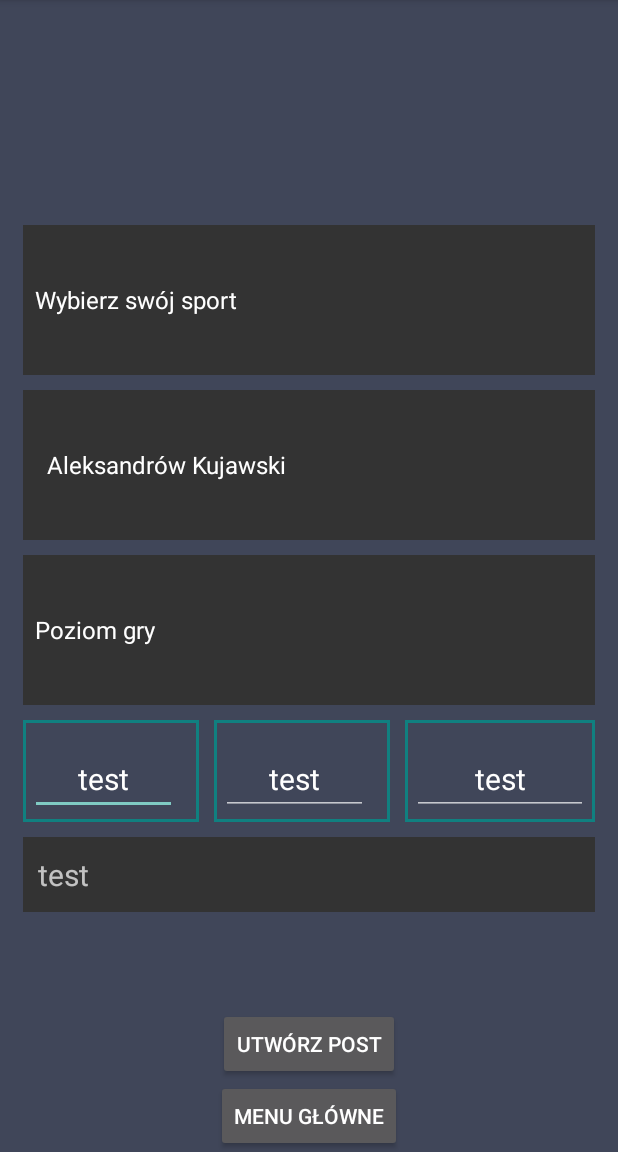
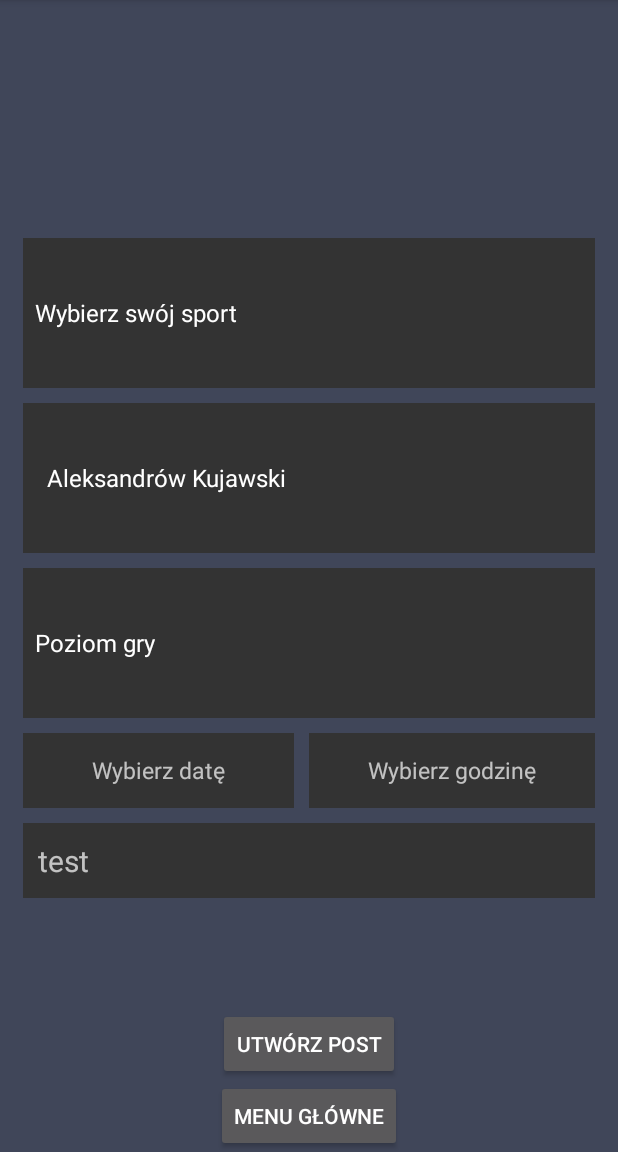
Before and after one commit to noisevisionproductions/PlayMeet, an Android app: the PostCreatingLogic screen opened directly, with no data from a screen before it, on a phone screen of 412 x 824 dp, the part 84-1236 px from its top. Run offline under Robolectric (Android 15) with nearby library versions, the phone set to English and light mode, and no system bars; libraries missing offline, so code that uses them is left out: io.realm, io.realm.annotations.

Commit message:
mozliwosc wyboru daty oraz godziny, wszystkie informacje prawidlowo pojawiaja sie w poscie

```diff
--- a/app/src/main/java/com/example/zagrajmy/PostsManagement/PostCreatingLogic.java
+++ b/app/src/main/java/com/example/zagrajmy/PostsManagement/PostCreatingLogic.java
@@ -38,8 +38,9 @@ public class PostCreatingLogic extends AppCompatActivity {
         setSportType();
         setCityName();
         setSkillLevel();
+        setDate();
+        setHour();
         createPost();
-
     }
 
     public void createPost() {
@@ -89,7 +90,7 @@ public class PostCreatingLogic extends AppCompatActivity {
 
         Collections.sort(cityNames);
 
-        ArrayAdapter<String> arrayAdapter = new ArrayAdapter<String>(this, R.layout.spinner_of_cities, cityNames);
+        ArrayAdapter<String> arrayAdapter = new ArrayAdapter<>(this, R.layout.spinner_of_cities, cityNames);
         arrayAdapter.setDropDownViewResource(R.layout.spinner_of_cities);
         chooseCity.setAdapter(arrayAdapter);
 
@@ -133,8 +134,24 @@ public class PostCreatingLogic extends AppCompatActivity {
     public void setAdditionalInfo() {
         TextInputEditText addInfo = findViewById(R.id.addInfo);
 
+
         String typedInfo = Objects.requireNonNull(addInfo.getText()).toString();
         postCreating.setAdditionalInfo(typedInfo);
     }
 
+    public void setDate() {
+        TextInputEditText chooseDate = findViewById(R.id.chooseDate);
+        chooseDate.setFocusable(false);
+
+        DateChoosingLogic dateChoosingLogic = new DateChoosingLogic(this, postCreating);
+        chooseDate.setOnClickListener(v -> dateChoosingLogic.pickDate(chooseDate));
+    }
+
+    public void setHour(){
+        TextInputEditText chooseHour = findViewById(R.id.chooseHour);
+        chooseHour.setFocusable(false);
+
+        DateChoosingLogic dateChoosingLogic = new DateChoosingLogic(this, postCreating);
+        chooseHour.setOnClickListener(v -> dateChoosingLogic.pickHour(chooseHour));
+    }
 }
--- a/app/src/main/res/layout/activity_post_creating.xml
+++ b/app/src/main/res/layout/activity_post_creating.xml
@@ -57,54 +57,39 @@
 
             <com.google.android.material.textfield.TextInputLayout
                 android:layout_width="match_parent"
-                android:layout_height="wrap_content"
+                android:layout_height="50dp"
                 android:layout_marginEnd="10dp"
                 android:layout_weight="1"
-                android:background="@drawable/layout_border_test">
+                app:hintEnabled="false">
 
                 <com.google.android.material.textfield.TextInputEditText
+                    android:id="@+id/chooseDate"
+                    style="@style/MySpinnerStyle"
                     android:layout_width="match_parent"
-                    android:layout_height="wrap_content"
-                    android:layout_marginEnd="10dp"
+                    android:layout_height="match_parent"
                     android:layout_weight="1"
                     android:gravity="center"
+                    android:hint="Wybierz datę"
                     android:inputType="date"
-                    android:text="test"
-                    android:textSize="20sp" />
+                    android:textSize="15sp" />
             </com.google.android.material.textfield.TextInputLayout>
 
             <com.google.android.material.textfield.TextInputLayout
                 android:layout_width="match_parent"
-                android:layout_height="wrap_content"
-                android:layout_marginEnd="10dp"
+                android:layout_height="50dp"
                 android:layout_weight="1"
-                android:background="@drawable/layout_border_test">
+                app:hintEnabled="false">
 
                 <com.google.android.material.textfield.TextInputEditText
+                    android:id="@+id/chooseHour"
+                    style="@style/MySpinnerStyle"
                     android:layout_width="match_parent"
-                    android:layout_height="wrap_content"
-                    android:layout_marginEnd="10dp"
+                    android:layout_height="match_parent"
                     android:layout_weight="1"
                     android:gravity="center"
-                    android:inputType="datetime"
-                    android:text="test"
-                    android:textSize="20sp" />
-            </com.google.android.material.textfield.TextInputLayout>
-
-            <com.google.android.material.textfield.TextInputLayout
-                android:layout_width="match_parent"
-                android:layout_height="wrap_content"
-                android:layout_weight="1"
-                android:background="@drawable/layout_border_test">
-
-                <com.google.android.material.textfield.TextInputEditText
-                    android:layout_width="match_parent"
-                    android:layout_height="wrap_content"
-                    android:layout_weight="1"
-                    android:gravity="center"
-                    android:inputType="time"
-                    android:text="test"
-                    android:textSize="20sp" />
+                    android:hint="Wybierz godzinę"
+                    android:inputType="date"
+                    android:textSize="15sp" />
             </com.google.android.material.textfield.TextInputLayout>
 
         </LinearLayout>
--- a/app/src/main/res/values/strings.xml
+++ b/app/src/main/res/values/strings.xml
@@ -33,6 +33,8 @@
     <string name="backToMainMenu">Menu Główne</string>
     <string name="submitPost">Utwórz post</string>
     <string name="wybierzMiasto">Wybierz miasto</string>
-
+    <string name="nodescription">Brak dodatkowych informacji.</string>
+    <string name="date_format">%1$d-%2$d-%3$d</string>
+    <string name="hour_format">%1$d:%2$d</string>
 
 </resources>
```
Also changed, not shown: app/src/main/java/com/example/zagrajmy/PostCreating.java (+15 -10 lines), app/src/main/java/com/example/zagrajmy/PostsManagement/DateChoosingLogic.java (added, +54 -0 lines), app/src/main/java/com/example/zagrajmy/PostsManagement/PageWithPosts/PostDesignAdapter.java (+10 -8 lines), app/src/main/res/layout/recycler_view_post_design.xml (+66 -45 lines).
